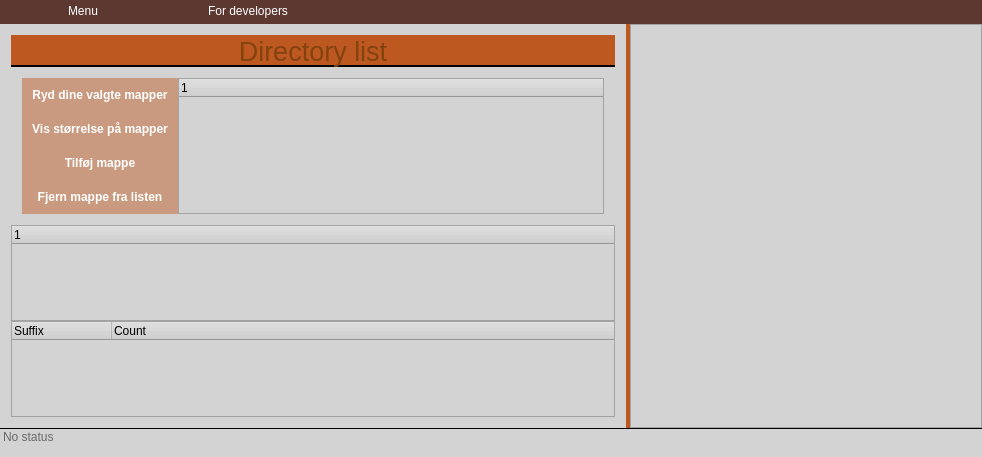
Old version of the form mainwindow.ui in the repository Cannabis2013/FileMover.
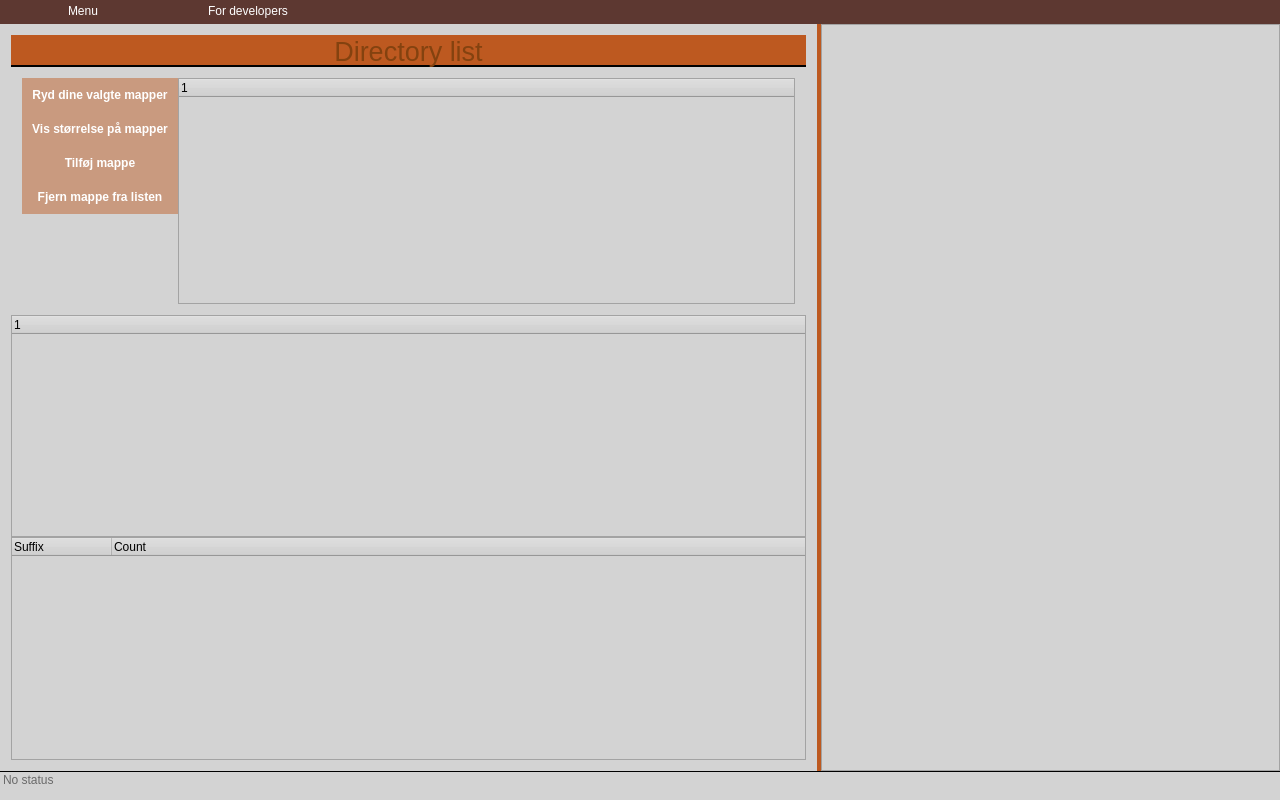
New version of the form. Custom widgets are drawn as their Qt base class.

Diff of the .ui file:
```diff
--- a/mainwindow.ui
+++ b/mainwindow.ui
@@ -6,10 +6,16 @@
    <rect>
     <x>0</x>
     <y>0</y>
-    <width>982</width>
-    <height>457</height>
+    <width>1280</width>
+    <height>800</height>
    </rect>
   </property>
+  <property name="sizePolicy">
+   <sizepolicy hsizetype="Expanding" vsizetype="Expanding">
+    <horstretch>0</horstretch>
+    <verstretch>0</verstretch>
+   </sizepolicy>
+  </property>
   <property name="minimumSize">
    <size>
     <width>640</width>
@@ -392,8 +398,8 @@
     <rect>
      <x>0</x>
      <y>0</y>
-     <width>982</width>
-     <height>26</height>
+     <width>1280</width>
+     <height>25</height>
     </rect>
    </property>
    <property name="font">
```
